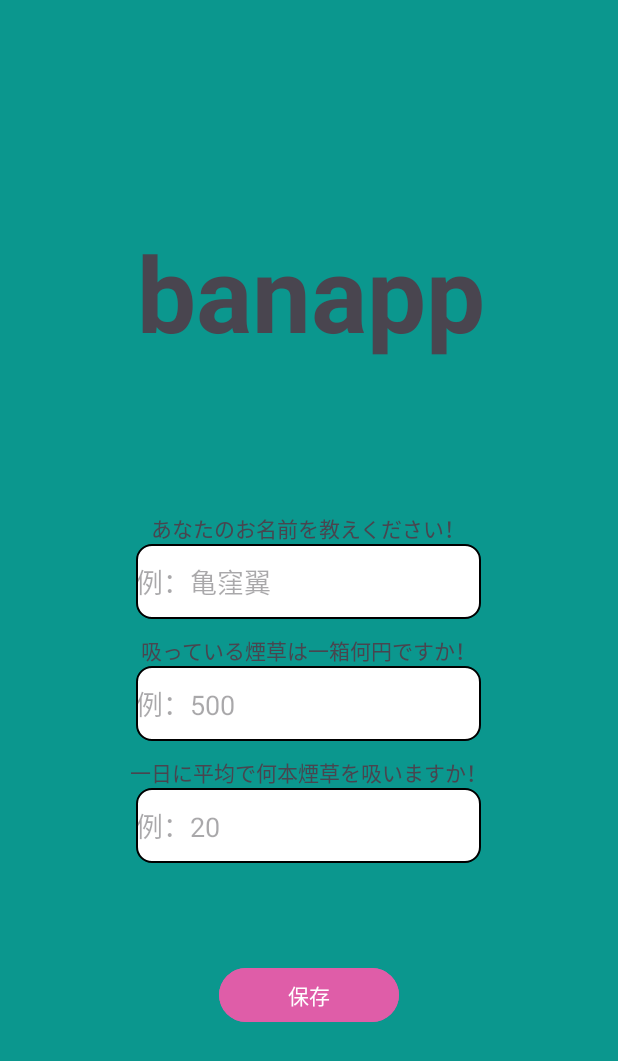
After one commit to kametsun/banapp, an Android app: the UserRegistrationActivity screen opened directly, with no data from a screen before it, on a phone screen of 412 x 824 dp. The commit adds this screen. Shown: the top 1061 px of the screen. Run offline under Robolectric (Android 15) with nearby library versions, the phone set to English and light mode, and no system bars.

Commit message:
ユーザの新規作成OK

```diff
--- a/app/src/main/AndroidManifest.xml
+++ b/app/src/main/AndroidManifest.xml
@@ -1,8 +1,8 @@
 <?xml version="1.0" encoding="utf-8"?>
 <manifest xmlns:android="http://schemas.android.com/apk/res/android"
     xmlns:tools="http://schemas.android.com/tools">
-
-    <!-- ネットワーク権限
+    <!--
+         ネットワーク権限
         <application android:usesCleartextTraffic="true" /> -> HTTPの平文許可 -> できればHTTPSにしたい
     -->
     <uses-permission android:name="android.permission.INTERNET" />
@@ -14,14 +14,15 @@
         android:fullBackupContent="@xml/backup_rules"
         android:icon="@mipmap/ic_launcher"
         android:label="@string/app_name"
+        android:networkSecurityConfig="@xml/network_security_config"
         android:roundIcon="@mipmap/ic_launcher_round"
         android:supportsRtl="true"
         android:theme="@style/Theme.Banapp"
-        tools:targetApi="31"
-
         android:usesCleartextTraffic="true"
-        android:networkSecurityConfig="@xml/network_security_config"
-        >
+        tools:targetApi="31">
+        <activity
+            android:name=".UserRegistrationActivity"
+            android:exported="false" />
         <activity
             android:name=".MainActivity"
             android:exported="true"
--- a/app/src/main/java/com/example/banapp/MainActivity.java
+++ b/app/src/main/java/com/example/banapp/MainActivity.java
@@ -1,13 +1,28 @@
 package com.example.banapp;
 
+import android.content.Intent;
 import android.os.Bundle;
+import android.view.View;
+import android.widget.Button;
 
 import androidx.appcompat.app.AppCompatActivity;
 
 public class MainActivity extends AppCompatActivity {
+
     @Override
     protected void onCreate(Bundle savedInstanceState) {
         super.onCreate(savedInstanceState);
         setContentView(R.layout.activity_main);
+
+        Button btNextUser = findViewById(R.id.btNextUser);
+        btNextUser.setOnClickListener(new btNextUserClickListener());
+    }
+
+    private class btNextUserClickListener implements View.OnClickListener {
+        @Override
+        public void onClick(View v) {
+            Intent intent = new Intent(MainActivity.this, UserRegistrationActivity.class);
+            startActivity(intent);
+        }
     }
 }
--- /dev/null
+++ b/app/src/main/java/com/example/banapp/UserRegistrationActivity.java
@@ -0,0 +1,39 @@
+package com.example.banapp;
+
+import android.os.Bundle;
+import android.widget.Button;
+import android.widget.EditText;
+
+import androidx.appcompat.app.AppCompatActivity;
+
+import com.example.banapp.model.User;
+import com.example.banapp.repository.UserRepository;
+
+public class UserRegistrationActivity extends AppCompatActivity {
+
+    @Override
+    protected void onCreate(Bundle savedInstanceState) {
+        super.onCreate(savedInstanceState);
+        setContentView(R.layout.activity_user_registration);
+
+        // 部品オブジェクト生成
+        EditText etUserName = findViewById(R.id.etUserNameInput);
+        EditText etCigarettePrice = findViewById(R.id.etCigarettePriceInput);
+        EditText etCigarettePerDay = findViewById(R.id.etCigarettePerDayInput);
+        Button btSave = findViewById(R.id.btSave);
+
+        // ボタンを押した時の処理
+        btSave.setOnClickListener(v -> {
+            String Name = etUserName.getText().toString();
+            int price = Integer.parseInt(etCigarettePrice.getText().toString());
+            int cigarettePerDay = Integer.parseInt(etCigarettePerDay.getText().toString());
+
+            // オブジェクト作成
+            User newUser = new User(Name, price, cigarettePerDay);
+
+            UserRepository.createUserIntoDB(newUser, user -> {
+                // TODO: ユーザが作成された時の処理を書く
+            });
+        });
+    }
+}
--- a/app/src/main/java/com/example/banapp/model/User.java
+++ b/app/src/main/java/com/example/banapp/model/User.java
@@ -1,4 +1,6 @@
 package com.example.banapp.model;
+
+import com.google.gson.annotations.SerializedName;
 
 public class User {
     /*
@@ -9,12 +11,20 @@ public class User {
      */
     private int id;
     private String name;
+    @SerializedName("cigarette_price")
     private int cigarettePrice;
+    @SerializedName("cigarette_per_day")
     private int cigarettePerDay;
     private int coin;
 
     // デフォルトコンストラクタ -> 新規登録とかでプロパティを入れていってAPIに渡す
     public User() {
+    }
+
+    public User(String name, int cigarettePrice, int cigarettePerDay) {
+        this.name = name;
+        this.cigarettePrice = cigarettePrice;
+        this.cigarettePerDay = cigarettePerDay;
     }
 
     public User(int id, String name, int cigarettePrice, int cigarettePerDay) {
--- /dev/null
+++ b/app/src/main/res/drawable/shape_style.xml
@@ -0,0 +1,6 @@
+<?xml version="1.0" encoding="utf-8"?>
+<shape xmlns:android="http://schemas.android.com/apk/res/android">
+    <corners android:radius="10dp" /> <!-- 角の丸みを好みに合わせて調整してください -->
+    <solid android:color="@color/white" />
+    <stroke android:color="@color/black" android:width="1dp" /> <!-- オプション: EditText の周りにボーダーを追加する場合 -->
+</shape>
--- a/app/src/main/res/layout/activity_main.xml
+++ b/app/src/main/res/layout/activity_main.xml
@@ -1,6 +1,13 @@
 <?xml version="1.0" encoding="utf-8"?>
 <LinearLayout xmlns:android="http://schemas.android.com/apk/res/android"
     android:layout_width="match_parent"
-    android:layout_height="match_parent"
+    android:layout_height="wrap_content"
     android:orientation="vertical"
-    android:padding="16dp"></LinearLayout>
+    android:padding="16dp">
+
+    <Button
+        android:id="@+id/btNextUser"
+        android:layout_width="match_parent"
+        android:layout_height="match_parent"
+        android:text="Button" />
+</LinearLayout>
--- /dev/null
+++ b/app/src/main/res/layout/activity_user_registration.xml
@@ -0,0 +1,81 @@
+<?xml version="1.0" encoding="utf-8"?>
+<LinearLayout xmlns:android="http://schemas.android.com/apk/res/android"
+    android:layout_width="match_parent"
+    android:layout_height="match_parent"
+    android:background="#0B978E"
+    android:gravity="center"
+    android:orientation="vertical">
+
+
+    <!-- 質問1 -->
+    <TextView
+        android:id="@+id/app_name"
+        android:layout_width="match_parent"
+        android:layout_height="wrap_content"
+        android:layout_gravity="center"
+        android:layout_marginStart="10dp"
+        android:layout_marginTop="10dp"
+        android:layout_marginEnd="8dp"
+        android:gravity="center"
+        android:text="@string/app_name"
+        android:textSize="70sp"
+        android:textStyle="bold" />
+
+    <TextView
+        android:id="@+id/user_name"
+        android:layout_width="wrap_content"
+        android:layout_height="wrap_content"
+        android:layout_marginTop="100dp"
+        android:text="@string/tv_ask_user_name" />
+
+    <!-- 質問2 -->
+    <EditText
+        android:id="@+id/etUserNameInput"
+        android:layout_width="230dp"
+        android:layout_height="50dp"
+        android:layout_gravity="center"
+        android:background="@drawable/shape_style"
+        android:hint="@string/et_user_name_hint" />
+
+    <TextView
+        android:id="@+id/cigarette_num"
+        android:layout_width="wrap_content"
+        android:layout_height="wrap_content"
+        android:layout_marginTop="10dp"
+        android:text="@string/tv_ask_cigarette_num" />
+
+    <EditText
+        android:id="@+id/etCigarettePriceInput"
+        android:layout_width="230dp"
+        android:layout_height="50dp"
+        android:background="@drawable/shape_style"
+        android:hint="@string/et_cigarette_price_hint" />
+
+    <!-- 質問3 -->
+    <TextView
+        android:id="@+id/cigarette_oneday"
+        android:layout_width="wrap_content"
+        android:layout_height="wrap_content"
+        android:layout_marginTop="10dp"
+        android:text="@string/tv_ask_cigarette_per_day" />
+
+    <!-- 登録ボタン -->
+
+    <EditText
+        android:id="@+id/etCigarettePerDayInput"
+        android:layout_width="230dp"
+        android:layout_height="50dp"
+        android:layout_gravity="center"
+        android:background="@drawable/shape_style"
+        android:hint="@string/et_cigarette_per_day_hint" />
+
+    <Button
+        android:id="@+id/btSave"
+        android:layout_width="120dp"
+        android:layout_height="50dp"
+        android:layout_marginTop="60dp"
+        android:backgroundTint="#DF5DA8"
+        android:insetTop="10dp"
+        android:text="@string/bt_save" />
+
+</LinearLayout>
--- a/app/src/main/res/values/strings.xml
+++ b/app/src/main/res/values/strings.xml
@@ -1,3 +1,10 @@
 <resources>
     <string name="app_name">banapp</string>
+    <string name="tv_ask_user_name">あなたのお名前を教えください！</string>
+    <string name="tv_ask_cigarette_num">吸っている煙草は一箱何円ですか！</string>
+    <string name="tv_ask_cigarette_per_day">一日に平均で何本煙草を吸いますか！</string>
+    <string name="et_cigarette_price_hint">例：500</string>
+    <string name="et_cigarette_per_day_hint">例：20</string>
+    <string name="et_user_name_hint">例：亀窪翼</string>
+    <string name="bt_save">保存</string>
 </resources>
```
